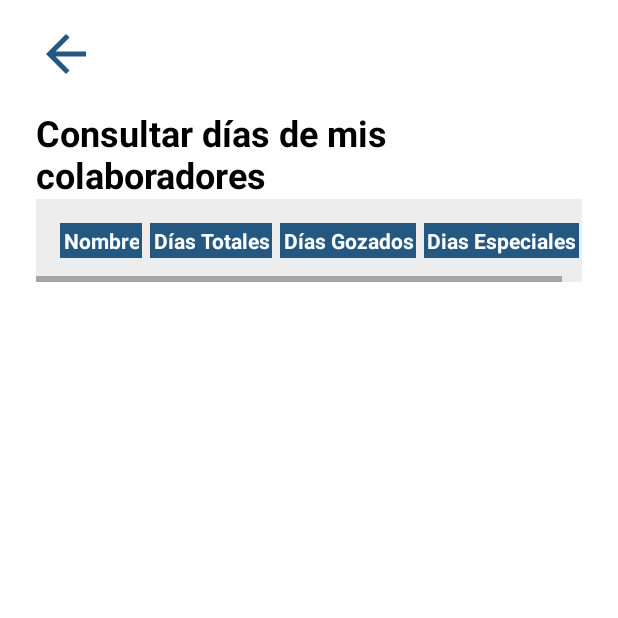
After one commit to gsantiagoojeda/vacaciones, an Android app: the CVCActivity screen opened directly, with no data from a screen before it, on a phone screen of 412 x 824 dp, the top half of it. The commit adds this screen. Run offline under Robolectric (Android 15) with nearby library versions, the phone set to English and light mode, and no system bars; network calls fail; 1 statement that could not run was skipped.

Commit message:
Agregando bloqueo dias

```diff
--- /dev/null
+++ b/app/src/main/java/com/gonzalosanti/app_vacaciones/login/cv/CVCAPIService.kt
@@ -0,0 +1,12 @@
+package com.gonzalosanti.app_vacaciones.login.cv
+
+import retrofit2.Response
+import retrofit2.http.Body
+import retrofit2.http.POST
+import retrofit2.http.Url
+
+interface CVCAPIService {
+    @POST
+    suspend fun getDaysDepto(@Url url: String, @Body params: paramCVD): Response<CVCResponse>
+}
+data class  paramCVD(val depto:String, val puesto:String, val idUser:String, val empresa:String)
--- /dev/null
+++ b/app/src/main/java/com/gonzalosanti/app_vacaciones/login/cv/CVCActivity.kt
@@ -0,0 +1,187 @@
+package com.gonzalosanti.app_vacaciones.login.cv
+
+import android.content.Context
+import android.content.Intent
+import android.graphics.Color
+import android.os.Bundle
+import android.util.Log
+import android.view.Gravity
+import android.widget.ImageView
+import android.widget.TableLayout
+import android.widget.TableRow
+import android.widget.TextView
+import android.widget.Toast
+import androidx.activity.enableEdgeToEdge
+import androidx.appcompat.app.AppCompatActivity
+import androidx.core.view.ViewCompat
+import androidx.core.view.WindowInsetsCompat
+import androidx.recyclerview.widget.GridLayoutManager
+import com.gonzalosanti.app_vacaciones.R
+import com.gonzalosanti.app_vacaciones.databinding.ActivityCvcactivityBinding
+import com.gonzalosanti.app_vacaciones.login.av.adapter.AVAdapter
+import com.gonzalosanti.app_vacaciones.login.bv.EDAPIService
+import com.gonzalosanti.app_vacaciones.login.bv.EDResponse
+import com.gonzalosanti.app_vacaciones.login.bv.paramED
+import com.gonzalosanti.app_vacaciones.login.hv.HVItemResponse
+import com.gonzalosanti.app_vacaciones.login.hv.HVProvider
+import com.gonzalosanti.app_vacaciones.login.hv.SolicitudV
+import com.gonzalosanti.app_vacaciones.login.hv.paramHV
+import com.gonzalosanti.app_vacaciones.login.login.HeaderInterceptor
+import com.gonzalosanti.app_vacaciones.login.menu.MenuActivity
+import com.gonzalosanti.app_vacaciones.login.menu.MenuMCActivity
+import com.google.gson.Gson
+import kotlinx.coroutines.CoroutineScope
+import kotlinx.coroutines.Dispatchers
+import kotlinx.coroutines.launch
+import okhttp3.OkHttpClient
+import retrofit2.Retrofit
+import retrofit2.converter.gson.GsonConverterFactory
+
+data class Empleado(
+    val nombre: String,
+    var diasTotales: Float,
+    var diasGozados: Float,
+    var diasEspeciales: Float
+)
+
+class CVCActivity : AppCompatActivity() {
+    private lateinit var BtnBack: ImageView
+    private lateinit var Table: TableLayout
+
+
+    lateinit var arrayEmp: MutableList<Any>
+    override fun onCreate(savedInstanceState: Bundle?) {
+        super.onCreate(savedInstanceState)
+        setContentView(R.layout.activity_cvcactivity)
+        initComponents()
+        initListeners()
+        loadVC()
+    }
+
+    private fun initComponents() {
+        BtnBack = findViewById(R.id.BtnBack)
+        Table = findViewById(R.id.Table)
+    }
+
+    private fun initListeners() {
+        BtnBack.setOnClickListener { navigateToMenu() }
+    }
+
+    private fun loadVC() {
+        val sharedPreferences = getSharedPreferences("mi_app", Context.MODE_PRIVATE)
+        var depto: String = sharedPreferences.getString("departamento", "0").toString()
+        var puesto: String = sharedPreferences.getString("puesto", "0").toString()
+        var idUser: String = sharedPreferences.getString("idUser", "0").toString()
+        var empresa: String = sharedPreferences.getString("empresa", "0").toString()
+
+        getED(paramCVD(depto, puesto, idUser, empresa), this)
+    }
+
+    private fun navigateToMenu() {
+        val intent = Intent(this, MenuMCActivity::class.java)
+        startActivity(intent)
+        finish()
+    }
+
+    private fun getED(params: paramCVD, context: Context) {
+        CoroutineScope(Dispatchers.IO).launch {
+            val call = getRetrofit().create(CVCAPIService::class.java)
+                .getDaysDepto("api/getDaysDepto.php/", params)
+            val resp: CVCResponse? = call.body()
+
+            if (call.isSuccessful) {
+                val err = resp?.err ?: true
+                val empleados = resp?.empleados ?: emptyList()
+               // Log.i("gonzalito","$empleados")
+                // Log.i("gonzalito","$err")
+                if (!err) {
+                    arrayEmp=empleados.toMutableList()
+                    if (arrayEmp.isNotEmpty()) {
+                        runOnUiThread {
+                            arrayEmp.forEach { empleado ->
+
+                                 var empleado2= Gson().toJson(empleado)
+                                Log.i("gonzalito", "$empleado")
+                                val empleado3: CVCItemResponse =
+                                    Gson().fromJson(empleado2.toString(), CVCItemResponse::class.java)
+                                // Crear una nueva fila
+                                val newRow = TableRow(context)
+
+                                // Crear las celdas de la fila
+                                val nameTextView = TextView(context).apply {
+                                    text = "${empleado3.nombre} ${empleado3.apellido_paterno} ${empleado3.apellido_materno.first()}"
+                                    setPadding(8, 8, 0, 8)
+                                    gravity = Gravity.LEFT
+                                    setTextColor(Color.BLACK)
+                                }
+
+                                val totalesTextView = TextView(context).apply {
+                                    text = empleado3.diasTotales
+                                    setPadding(8, 8, 8, 8)
+                                    gravity = Gravity.CENTER
+                                    setTextColor(Color.BLACK)
+                                }
+
+                                val gozadosTextView = TextView(context).apply {
+                                    text = empleado3.diasGozados
+                                    setPadding(8, 8, 8, 8)
+                                    gravity = Gravity.CENTER
+                                    setTextColor(Color.BLACK)
+                                }
+
+                                val espeTextView = TextView(context).apply {
+                                    text = empleado3.diasEspeciales
+                                    setPadding(8, 8, 8, 8)
+                                    gravity = Gravity.CENTER
+                                    setTextColor(Color.BLACK)
+                                }
+
+// Agregar las celdas a la fila
+                                newRow.addView(nameTextView)
+                                newRow.addView(totalesTextView)
+                                newRow.addView(gozadosTextView)
+                                newRow.addView(espeTextView)
+
+                                // Agregar la fila al TableLayout
+                                Table.addView(newRow)
+                            }
+                        }
+                    }
+
+                } else {
+                    runOnUiThread {
+                        Toast.makeText(context, "No hay empleados", Toast.LENGTH_SHORT).show()
+                    }
+                }
+            } else {
+                showError(context)
+            }
+        }
+    }
+
+    fun getRetrofit(): Retrofit {
+        return Retrofit.Builder()
+            .baseUrl("https://gpoalze.cloud/vacaciones/")
+            .addConverterFactory(GsonConverterFactory.create())
+            .client(getClient())
+            .build()
+    }
+
+    private fun getClient(): OkHttpClient = OkHttpClient.Builder()
+        .addInterceptor(HeaderInterceptor()).build()
+
+
+    private fun showError(context: Context) {
+        runOnUiThread {
+            Toast.makeText(context, "Ha ocurrido un error", Toast.LENGTH_SHORT).show()
+        }
+    }
+
+    override fun onBackPressed() {
+        navigateToMenu()
+        if (false) {
+            super.onBackPressed()
+        }
+    }
+
+}
--- /dev/null
+++ b/app/src/main/java/com/gonzalosanti/app_vacaciones/login/cv/CVCResponse.kt
@@ -0,0 +1,6 @@
+package com.gonzalosanti.app_vacaciones.login.cv
+
+data class CVCResponse (
+    var err : Boolean,
+    var empleados: List<Any>
+)
--- a/app/src/main/java/com/gonzalosanti/app_vacaciones/login/menu/MenuActivity.kt
+++ b/app/src/main/java/com/gonzalosanti/app_vacaciones/login/menu/MenuActivity.kt
@@ -149,7 +149,7 @@ class MenuActivity : AppCompatActivity() {
     }
 
     private fun navigateToBV(){
-        val intent= Intent(this, BvActivity:: class.java)
+        val intent= Intent(this, MenuMCActivity:: class.java)
         startActivity(intent)
         finish()
     }
--- a/app/src/main/res/layout/activity_avactivity.xml
+++ b/app/src/main/res/layout/activity_avactivity.xml
@@ -5,10 +5,11 @@
     android:id="@+id/main"
     android:layout_width="match_parent"
     android:layout_height="match_parent"
+    android:background="@color/white"
     android:orientation="vertical"
     android:paddingHorizontal="24dp"
-    tools:context=".login.av.AVActivity"
-    android:background="@color/white">
+    tools:context=".login.av.AVActivity">
+
 
     <LinearLayout
         android:layout_width="match_parent"
--- /dev/null
+++ b/app/src/main/res/layout/activity_cvcactivity.xml
@@ -0,0 +1,112 @@
+<?xml version="1.0" encoding="utf-8"?>
+<ScrollView xmlns:android="http://schemas.android.com/apk/res/android"
+    xmlns:app="http://schemas.android.com/apk/res-auto"
+    xmlns:tools="http://schemas.android.com/tools"
+    android:id="@+id/main"
+    android:layout_width="match_parent"
+    android:layout_height="match_parent"
+    tools:context=".login.cv.CVCActivity"
+    android:background="@color/white">
+
+    <LinearLayout
+        android:layout_width="match_parent"
+        android:layout_height="wrap_content"
+
+        android:orientation="vertical"
+        android:paddingHorizontal="24dp"
+        android:background="@color/white">
+
+    <LinearLayout
+        android:layout_width="match_parent"
+        android:layout_height="wrap_content"
+        android:layout_marginTop="16dp"
+        android:orientation="horizontal">
+
+        <LinearLayout
+            android:layout_width="wrap_content"
+            android:layout_height="wrap_content"
+            android:layout_weight="1">
+
+            <ImageView
+                android:id="@+id/BtnBack"
+                android:layout_width="40dp"
+                android:layout_height="40dp"
+                android:layout_gravity="end"
+                android:src="@drawable/baseline_arrow_back_24"
+
+                app:tint="@color/color_fondo_azul" />
+        </LinearLayout>
+    </LinearLayout>
+
+    <TextView
+        android:layout_width="wrap_content"
+        android:layout_height="wrap_content"
+        android:layout_marginTop="16dp"
+        android:text="Consultar días de mis colaboradores"
+        android:textColor="@color/black"
+        android:textSize="24sp"
+        android:textStyle="bold" />
+
+    <HorizontalScrollView
+        android:layout_width="match_parent"
+        android:layout_height="wrap_content">
+
+        <TableLayout
+            android:id="@+id/Table"
+            android:layout_width="wrap_content"
+            android:layout_height="wrap_content"
+            android:background="@color/color_fondo_gris"
+            android:padding="16dp">
+
+            <TableRow>
+                <TextView
+                    android:layout_width="wrap_content"
+                    android:layout_height="wrap_content"
+                    android:padding="2dp"
+                    android:layout_marginRight="5dp"
+                    android:text="Nombre"
+                    android:gravity="center"
+                    android:textStyle="bold"
+                    android:background="@color/color_fondo_azul"
+                    android:textColor="@color/white"/>
+
+                <TextView
+                    android:layout_width="wrap_content"
+                    android:layout_height="wrap_content"
+                    android:padding="2dp"
+                    android:text="Días Totales"
+                    android:gravity="center"
+                    android:textStyle="bold"
+                    android:background="@color/color_fondo_azul"
+                    android:textColor="@color/white"
+                    android:layout_marginRight="5dp"/>
+
+                <TextView
+                    android:layout_width="wrap_content"
+                    android:layout_height="wrap_content"
+                    android:padding="2dp"
+                    android:text="Días Gozados"
+                    android:gravity="center"
+                    android:textStyle="bold"
+                    android:background="@color/color_fondo_azul"
+                    android:textColor="@color/white"
+                    android:layout_marginRight="5dp"/>
+
+                <TextView
+                    android:layout_width="wrap_content"
+                    android:layout_height="wrap_content"
+                    android:padding="2dp"
+
+                    android:text="Dias Especiales"
+                    android:gravity="center"
+                    android:textStyle="bold"
+                    android:background="@color/color_fondo_azul"
+                    android:textColor="@color/white"/>
+            </TableRow>
+
+        </TableLayout>
+    </HorizontalScrollView>
+
+    </LinearLayout>
+
+</ScrollView>
--- a/app/src/main/res/layout/activity_menu.xml
+++ b/app/src/main/res/layout/activity_menu.xml
@@ -387,7 +387,7 @@ android:background="@color/white"
                             android:layout_width="wrap_content"
                             android:layout_height="wrap_content"
                             android:background="@android:color/transparent"
-                            android:text="Bloqueo"
+                            android:text="Mis"
                             android:textColor="@color/black"
                             android:textSize="24sp"
                             android:textStyle="bold" />
@@ -396,7 +396,7 @@ android:background="@color/white"
                             android:layout_width="wrap_content"
                             android:layout_height="wrap_content"
                             android:background="@android:color/transparent"
-                            android:text="De días"
+                            android:text="Colaboradores"
                             android:textSize="16sp"
                             android:textStyle="bold"
                             android:textColor="@color/black"/>
```
Also changed, not shown: app/src/main/AndroidManifest.xml (+37 -24 lines), app/src/main/java/com/gonzalosanti/app_vacaciones/login/cv/CVCItemResponse.kt (added, +16 -0 lines), app/src/main/java/com/gonzalosanti/app_vacaciones/login/menu/MenuMCActivity.kt (added, +62 -0 lines), app/src/main/res/layout/activity_menu_mcactivity.xml (added, +67 -0 lines), app/src/main/res/layout/item_cvc.xml (added, +117 -0 lines), gradle/libs.versions.toml (+9 -0 lines), 3 other files.
